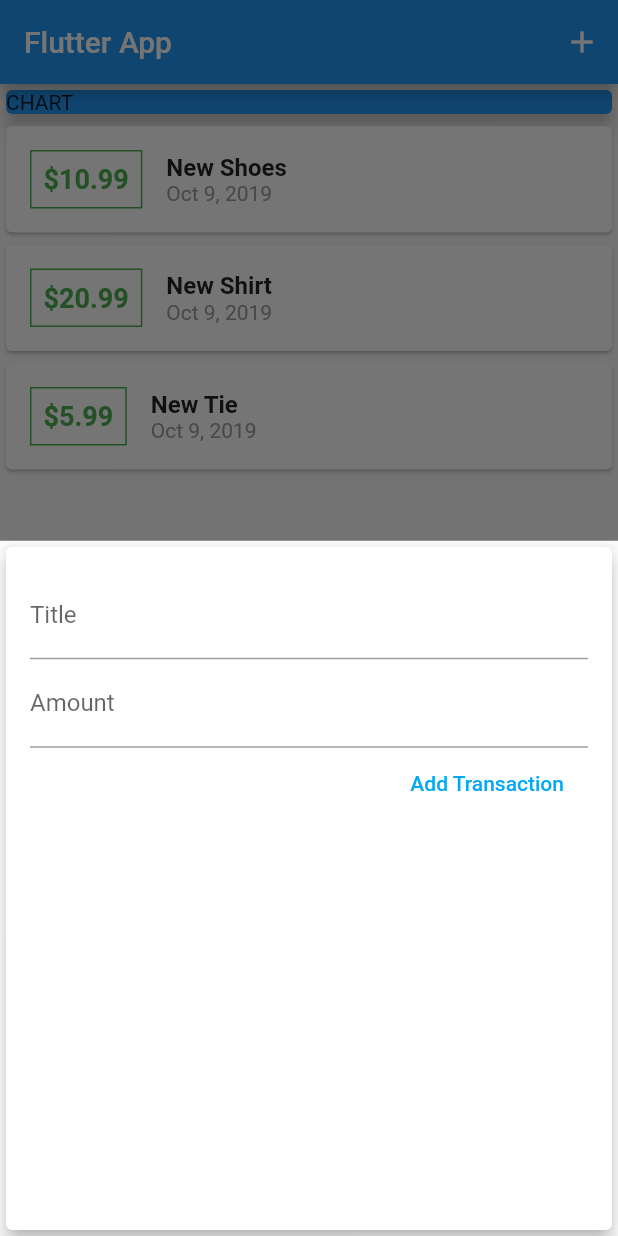
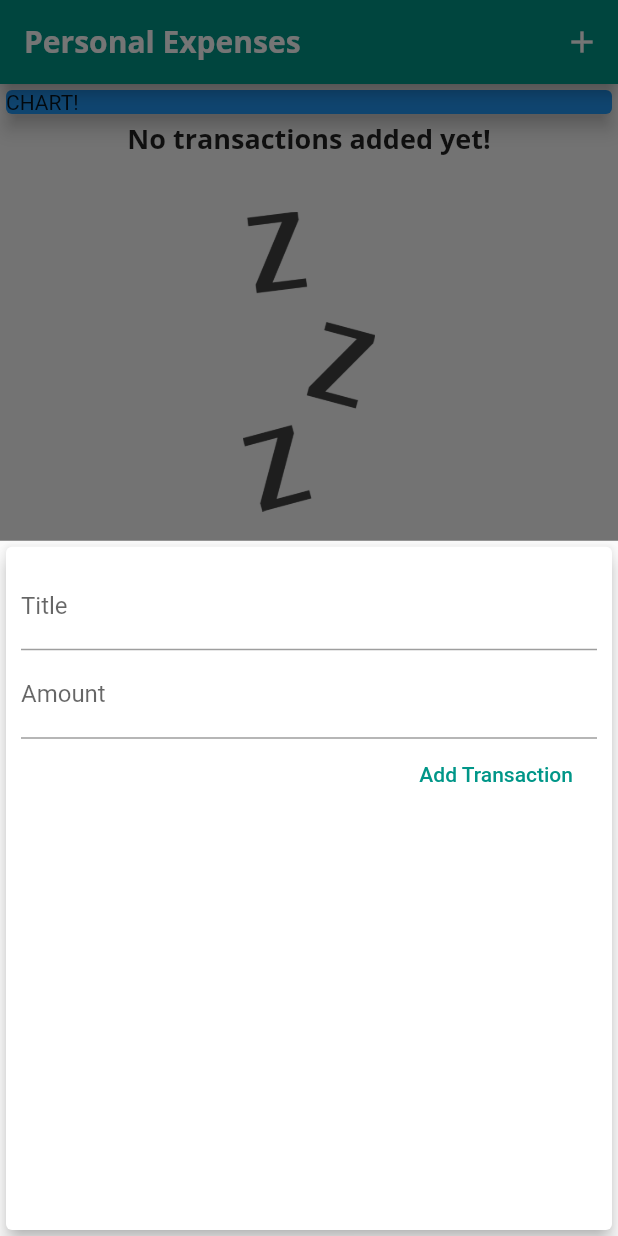
Before and after one commit to tabuckner/flutter_course, a Flutter app: the screen it shows after launch, after a tap on the "add" icon, on a phone screen of 412 x 824 dp. Run offline on Flutter 3.47's test engine with Material 2 defaults, Android fonts, the phone set to English and light mode, and no system bars.

Commit message:
Finished video 94.

```diff
--- a/expenses/lib/main.dart
+++ b/expenses/lib/main.dart
@@ -1,8 +1,8 @@
 import 'package:flutter/material.dart';
 
-import './models/transaction.dart';
 import './widgets/new_transaction.dart';
 import './widgets/transaction_list.dart';
+import './models/transaction.dart';
 
 void main() => runApp(MyApp());
 
@@ -10,9 +10,27 @@ class MyApp extends StatelessWidget {
   @override
   Widget build(BuildContext context) {
     return MaterialApp(
-      title: 'Flutter App',
+      title: 'Personal Expenses',
       theme: ThemeData(
-        primarySwatch: Colors.blue,
+        primaryColorBrightness: Brightness.dark,
+        primarySwatch: Colors.teal,
+        accentColor: Colors.blue,
+        fontFamily: 'Quicksand',
+        textTheme: ThemeData.light().textTheme.copyWith(
+              title: TextStyle(
+                  fontFamily: 'OpenSans',
+                  fontWeight: FontWeight.bold,
+                  fontSize: 18),
+            ),
+        appBarTheme: AppBarTheme(
+          textTheme: ThemeData.light().textTheme.copyWith(
+                title: TextStyle(
+                  fontFamily: 'OpenSans',
+                  fontSize: 20,
+                  fontWeight: FontWeight.bold,
+                ),
+              ),
+        ),
       ),
       home: MyHomePage(),
     );
@@ -25,47 +43,41 @@ class MyHomePage extends StatefulWidget {
 }
 
 class _MyHomePageState extends State<MyHomePage> {
-  final List<Transaction> _transactions = [
-    Transaction(
-      id: 't1',
-      title: 'New Shoes',
-      amount: 10.99,
-      date: DateTime.now(),
-    ),
-    Transaction(
-      id: 't2',
-      title: 'New Shirt',
-      amount: 20.99,
-      date: DateTime.now(),
-    ),
-    Transaction(
-      id: 't3',
-      title: 'New Tie',
-      amount: 5.99,
-      date: DateTime.now(),
-    ),
+  final List<Transaction> _userTransactions = [
+    // Transaction(
+    //   id: 't1',
+    //   title: 'New Shoes',
+    //   amount: 69.99,
+    //   date: DateTime.now(),
+    // ),
+    // Transaction(
+    //   id: 't2',
+    //   title: 'Weekly Groceries',
+    //   amount: 16.53,
+    //   date: DateTime.now(),
+    // ),
   ];
 
-  void _addNewTransaction(String newTitle, double newAmount) {
-    final Transaction newTransaction = Transaction(
-      title: newTitle,
-      amount: newAmount,
+  void _addNewTransaction(String txTitle, double txAmount) {
+    final newTx = Transaction(
+      title: txTitle,
+      amount: txAmount,
       date: DateTime.now(),
       id: DateTime.now().toString(),
     );
 
     setState(() {
-      this._transactions.add(newTransaction);
+      _userTransactions.add(newTx);
     });
   }
 
-  void startAddNewTransaction(BuildContext ctx) {
+  void _startAddNewTransaction(BuildContext ctx) {
     showModalBottomSheet(
       context: ctx,
       builder: (_) {
         return GestureDetector(
           onTap: () {},
-          child: NewTransaction(this._addNewTransaction),
+          child: NewTransaction(_addNewTransaction),
           behavior: HitTestBehavior.opaque,
         );
       },
@@ -76,34 +88,39 @@ class _MyHomePageState extends State<MyHomePage> {
   Widget build(BuildContext context) {
     return Scaffold(
       appBar: AppBar(
-        title: Text('Flutter App'),
+        title: Text('Personal Expenses'),
         actions: <Widget>[
           IconButton(
             icon: Icon(Icons.add),
-            onPressed: () => this.startAddNewTransaction(context),
-          )
+            onPressed: () => _startAddNewTransaction(context),
+          ),
         ],
       ),
-      body: Column(
+      body: SingleChildScrollView(
+        child: Column(
+          // mainAxisAlignment: MainAxisAlignment.start,
+          crossAxisAlignment: CrossAxisAlignment.stretch,
           children: <Widget>[
             Container(
               width: double.infinity,
               child: Card(
-              color: Colors.blue,
-              child: Text('CHART'),
+                color: Theme.of(context).accentColor,
+                child: Text('CHART!'),
                 elevation: 5,
               ),
             ),
-          TransactionList(
-            transactions: this._transactions,
+            TransactionList(_userTransactions),
+          ],
         ),
-        ],
       ),
       floatingActionButtonLocation: FloatingActionButtonLocation.centerFloat,
       floatingActionButton: FloatingActionButton(
-        child: Icon(Icons.add),
-        onPressed: () => this.startAddNewTransaction(context),
+          child: Icon(
+            Icons.add,
+            color: Theme.of(context).primaryColorLight,
           ),
+          onPressed: () => _startAddNewTransaction(context),
+          backgroundColor: Theme.of(context).accentColor),
     );
   }
 }
--- a/expenses/lib/widgets/new_transaction.dart
+++ b/expenses/lib/widgets/new_transaction.dart
@@ -1,9 +1,9 @@
 import 'package:flutter/material.dart';
 
 class NewTransaction extends StatefulWidget {
-  final Function onAddTransaction;
+  final Function addTx;
 
-  NewTransaction(this.onAddTransaction);
+  NewTransaction(this.addTx);
 
   @override
   _NewTransactionState createState() => _NewTransactionState();
@@ -15,14 +15,17 @@ class _NewTransactionState extends State<NewTransaction> {
   final amountController = TextEditingController();
 
   void submitData() {
-    final enteredTitle = this.titleController.text;
-    final enteredAmount = double.parse(this.amountController.text);
+    final enteredTitle = titleController.text;
+    final enteredAmount = double.parse(amountController.text);
 
     if (enteredTitle.isEmpty || enteredAmount <= 0) {
       return;
     }
 
-    this.widget.onAddTransaction(enteredTitle, enteredAmount);
+    widget.addTx(
+      enteredTitle,
+      enteredAmount,
+    );
 
     Navigator.of(context).pop();
   }
@@ -32,26 +35,30 @@ class _NewTransactionState extends State<NewTransaction> {
     return Card(
       elevation: 5,
       child: Container(
-        padding: EdgeInsets.all(16),
+        padding: EdgeInsets.all(10),
         child: Column(
           crossAxisAlignment: CrossAxisAlignment.end,
           children: <Widget>[
             TextField(
               decoration: InputDecoration(labelText: 'Title'),
               controller: titleController,
-              onSubmitted: (_) => this.submitData,
+              onSubmitted: (_) => submitData(),
+              // onChanged: (val) {
+              //   titleInput = val;
+              // },
             ),
             TextField(
               decoration: InputDecoration(labelText: 'Amount'),
               controller: amountController,
               keyboardType: TextInputType.number,
-              onSubmitted: (_) => this.submitData,
+              onSubmitted: (_) => submitData(),
+              // onChanged: (val) => amountInput = val,
             ),
             FlatButton(
               child: Text('Add Transaction'),
-              onPressed: this.submitData,
-              textColor: Colors.lightBlue,
-            )
+              textColor: Theme.of(context).primaryColor,
+              onPressed: submitData,
+            ),
           ],
         ),
       ),
--- a/expenses/lib/widgets/transaction_list.dart
+++ b/expenses/lib/widgets/transaction_list.dart
@@ -6,51 +6,68 @@ import '../models/transaction.dart';
 class TransactionList extends StatelessWidget {
   final List<Transaction> transactions;
 
-  TransactionList({
-    this.transactions,
-  });
+  TransactionList(this.transactions);
 
   @override
   Widget build(BuildContext context) {
     return Container(
       height: 300,
-      child: ListView.builder(
-        itemBuilder: (context, index) {
-          Transaction transaction = this.transactions[index];
+      child: this.transactions.isEmpty
+          ? Column(
+              children: <Widget>[
+                Text(
+                  'No transactions added yet!',
+                  style: Theme.of(context).textTheme.title,
+                ),
+                SizedBox(
+                  height: 36,
+                ),
+                Container(
+                  height: 200,
+                  child: Image.asset(
+                    'assets/images/waiting.png',
+                    fit: BoxFit.cover,
+                  ),
+                ),
+              ],
+            )
+          : ListView.builder(
+              itemBuilder: (ctx, index) {
                 return Card(
                   child: Row(
                     children: <Widget>[
                       Container(
-                  margin: EdgeInsets.all(16),
-                  padding: EdgeInsets.all(8),
+                        margin: EdgeInsets.symmetric(
+                          vertical: 10,
+                          horizontal: 15,
+                        ),
                         decoration: BoxDecoration(
                           border: Border.all(
-                      color: Colors.green,
-                      width: 1,
+                            color: Theme.of(context).primaryColor,
+                            width: 2,
                           ),
                         ),
+                        padding: EdgeInsets.all(10),
                         child: Text(
-                    '\$${transaction.amount.toStringAsFixed(2)}',
+                          '\$${transactions[index].amount.toStringAsFixed(2)}',
                           style: TextStyle(
                             fontWeight: FontWeight.bold,
-                        fontSize: 18,
-                        color: Colors.green),
+                            fontSize: 20,
+                            color: Theme.of(context).primaryColorDark,
+                          ),
                         ),
                       ),
                       Column(
                         crossAxisAlignment: CrossAxisAlignment.start,
                         children: <Widget>[
                           Text(
-                      transaction.title,
-                      style: TextStyle(
-                        fontWeight: FontWeight.bold,
-                        fontSize: 16,
-                      ),
+                            transactions[index].title,
+                            style: Theme.of(context).textTheme.title,
                           ),
                           Text(
-                      DateFormat.yMMMd().format(transaction.date),
+                            DateFormat.yMMMd().format(transactions[index].date),
                             style: TextStyle(
-                        color: Colors.grey,
+                              color: Theme.of(context).primaryColorLight,
                             ),
                           ),
                         ],
```
Also changed, not shown: expenses/lib/widgets/user_transactions.dart (deleted, +0 -59 lines), expenses/pubspec.yaml (+16 -17 lines), expenses/assets/fonts/OpenSans-Bold.ttf (added), expenses/assets/fonts/OpenSans-Regular.ttf (added), expenses/assets/fonts/Quicksand-Bold.ttf (added), expenses/assets/fonts/Quicksand-Light.ttf (added), expenses/assets/fonts/Quicksand-Medium.ttf (added), expenses/assets/fonts/Quicksand-Regular.ttf (added), expenses/assets/images/waiting.png (added), expenses/pubspec.lock, 1 other file. Lines whose indentation alone changed are shown as unchanged.
